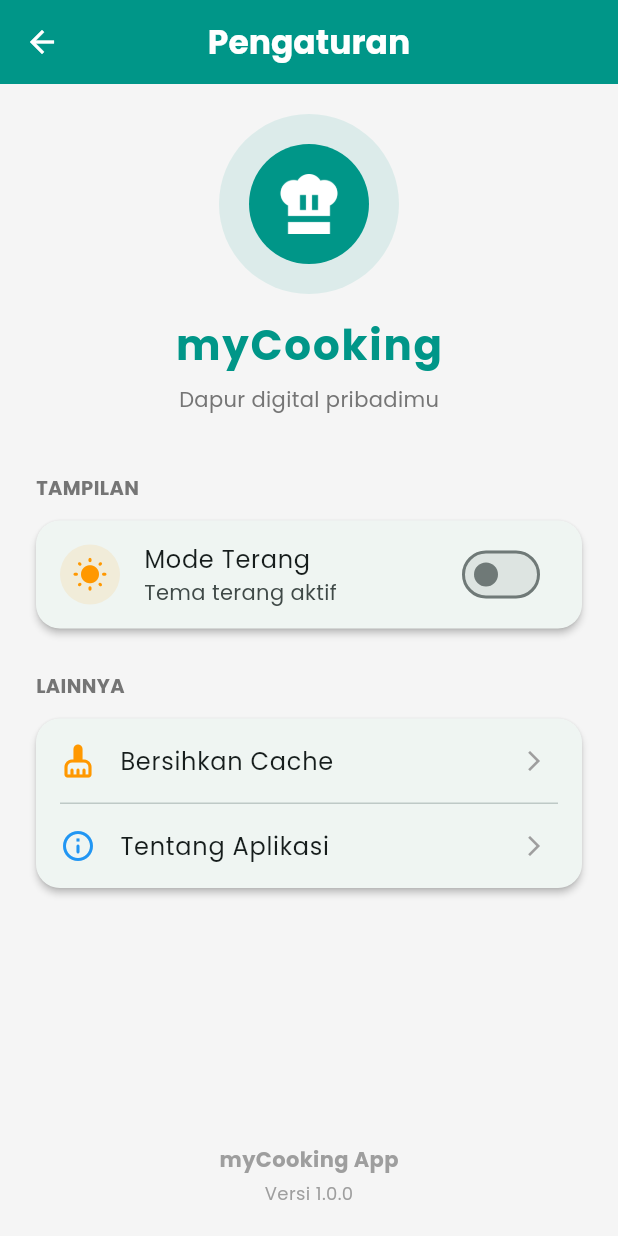
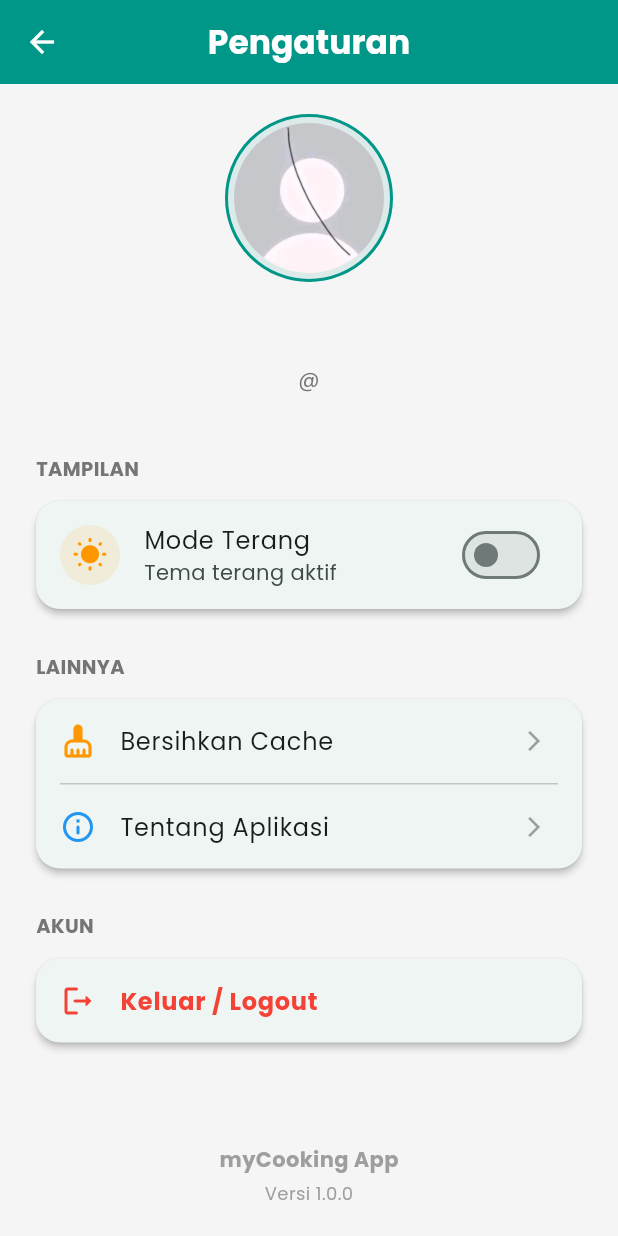
Before and after one commit to kusunoki778/my_Cooking_tubespm, a Flutter app: the SettingsScreen screen opened by its route, on a phone screen of 412 x 824 dp. Run offline on Flutter 3.47's test engine with Material 3 defaults, Android fonts, the phone set to English and light mode, and no system bars; our stand-ins replace dio, google_fonts, image_picker, shared_preferences, shimmer; accounts and stored records are empty; network calls fail.

Commit message:
Optimilisasi Aplikasi myCooking - done

```diff
--- a/lib/main.dart
+++ b/lib/main.dart
@@ -6,14 +6,21 @@ import 'package:my_resep/providers/theme_provider.dart';
 import 'package:my_resep/services/api_service.dart';
 import 'package:my_resep/screens/home_screen.dart';
 import 'package:my_resep/screens/settings_screen.dart';
+import 'package:my_resep/screens/login_screen.dart';
+import 'package:my_resep/utils/shared_prefs.dart';
 
 void main() async {
   WidgetsFlutterBinding.ensureInitialized();
-  runApp(const MyApp());
+
+  final bool isLoggedIn = await Prefs.isLoggedIn();
+
+  runApp(MyApp(isLoggedIn: isLoggedIn));
 }
 
 class MyApp extends StatelessWidget {
-  const MyApp({super.key});
+  final bool isLoggedIn;
+
+  const MyApp({super.key, required this.isLoggedIn});
 
   @override
   Widget build(BuildContext context) {
@@ -25,7 +32,6 @@ class MyApp extends StatelessWidget {
             api: Provider.of<ApiService>(context, listen: false),
           ),
         ),
-
         ChangeNotifierProvider(create: (_) => ThemeProvider()),
       ],
       child: Consumer<ThemeProvider>(
@@ -35,7 +41,6 @@ class MyApp extends StatelessWidget {
             debugShowCheckedModeBanner: false,
 
             themeMode: themeProv.isDark ? ThemeMode.dark : ThemeMode.light,
-
             theme: ThemeData(
               brightness: Brightness.light,
               useMaterial3: true,
@@ -50,7 +55,6 @@ class MyApp extends StatelessWidget {
                 foregroundColor: Colors.white,
               ),
             ),
-
             darkTheme: ThemeData(
               brightness: Brightness.dark,
               useMaterial3: true,
@@ -63,8 +67,11 @@ class MyApp extends StatelessWidget {
               cardColor: const Color(0xFF131316),
             ),
 
-            home: const HomeScreen(),
+            home: isLoggedIn ? const HomeScreen() : const LoginScreen(),
+
             routes: {
+              '/login': (context) => const LoginScreen(),
+              '/home': (context) => const HomeScreen(),
               '/settings': (context) => const SettingsScreen(),
             },
           );
--- a/lib/screens/settings_screen.dart
+++ b/lib/screens/settings_screen.dart
@@ -1,9 +1,39 @@
 import 'package:flutter/material.dart';
 import 'package:provider/provider.dart';
 import 'package:my_resep/providers/theme_provider.dart';
+import 'package:my_resep/utils/shared_prefs.dart';
 
-class SettingsScreen extends StatelessWidget {
+class SettingsScreen extends StatefulWidget {
   const SettingsScreen({super.key});
+
+  @override
+  State<SettingsScreen> createState() => _SettingsScreenState();
+}
+
+class _SettingsScreenState extends State<SettingsScreen> {
+  String _username = "User";
+  String _fullname = "Chef";
+
+  @override
+  void initState() {
+    super.initState();
+    _loadProfile();
+  }
+
+  void _loadProfile() async {
+    final session = await Prefs.getUserSession();
+    setState(() {
+      _username = session['username'] ?? "User";
+      _fullname = session['fullname'] ?? "Chef";
+    });
+  }
+
+  Widget _buildProfileImage() {
+    return Image.asset(
+      'assets/icon/default_profile.jpeg',
+      fit: BoxFit.cover,
+    );
+  }
 
   void _clearCache(BuildContext context) {
     PaintingBinding.instance.imageCache.clear();
@@ -15,6 +45,33 @@ class SettingsScreen extends StatelessWidget {
         duration: Duration(seconds: 2),
       ),
     );
+  }
+
+  void _logout(BuildContext context) async {
+    final confirm = await showDialog<bool>(
+      context: context,
+      builder: (ctx) => AlertDialog(
+        shape: RoundedRectangleBorder(borderRadius: BorderRadius.circular(16)),
+        title: const Text('Konfirmasi Logout'),
+        content: const Text('Apakah Anda yakin ingin keluar dari aplikasi?'),
+        actions: [
+          TextButton(
+            onPressed: () => Navigator.pop(ctx, false),
+            child: const Text('Batal', style: TextStyle(color: Colors.grey)),
+          ),
+          ElevatedButton(
+            onPressed: () => Navigator.pop(ctx, true),
+            style: ElevatedButton.styleFrom(backgroundColor: Colors.red),
+            child: const Text('Logout', style: TextStyle(color: Colors.white)),
+          ),
+        ],
+      ),
+    );
+
+    if (confirm == true && mounted) {
+      await Prefs.clearSession();
+      Navigator.pushNamedAndRemoveUntil(context, '/login', (route) => false);
+    }
   }
 
   void _showInfo(BuildContext context) {
@@ -41,11 +98,7 @@ class SettingsScreen extends StatelessWidget {
                   width: 50,
                   height: 50,
                   fit: BoxFit.cover,
-                  errorBuilder: (context, error, stackTrace) => const Icon(
-                    Icons.restaurant,
-                    color: Colors.teal,
-                    size: 40
-                  ),
+                  errorBuilder: (context, error, stackTrace) => const Icon(Icons.restaurant, color: Colors.teal, size: 40),
                 ),
               ),
             ),
@@ -63,9 +116,7 @@ class SettingsScreen extends StatelessWidget {
         actions: [
           TextButton(
             onPressed: () => Navigator.pop(ctx),
-            style: TextButton.styleFrom(
-              padding: const EdgeInsets.symmetric(horizontal: 30, vertical: 10),
-            ),
+            style: TextButton.styleFrom(padding: const EdgeInsets.symmetric(horizontal: 30, vertical: 10)),
             child: const Text("Tutup", style: TextStyle(color: Colors.teal, fontWeight: FontWeight.bold)),
           ),
         ],
@@ -96,36 +147,31 @@ class SettingsScreen extends StatelessWidget {
                   child: Column(
                     children: [
                       Container(
-                        padding: const EdgeInsets.all(20),
+                        padding: const EdgeInsets.all(4),
                         decoration: BoxDecoration(
                           color: Colors.teal.withOpacity(0.1),
                           shape: BoxShape.circle,
+                          border: Border.all(color: Colors.teal, width: 2),
                         ),
                         child: ClipOval(
-                          child: Image.asset(
-                            'assets/icon/icon.png',
-                            width: 80,
-                            height: 80,
-                            fit: BoxFit.cover,
-                            errorBuilder: (context, error, stackTrace) => const Icon(
-                              Icons.restaurant,
-                              size: 70,
-                              color: Colors.teal
-                            ),
+                          child: SizedBox(
+                            width: 100,
+                            height: 100,
+                            child: _buildProfileImage(),
                           ),
                         ),
                       ),
                       const SizedBox(height: 16),
                       Text(
-                        'myCooking',
+                        _fullname.isNotEmpty ? _fullname : _username,
                         style: Theme.of(context).textTheme.headlineMedium?.copyWith(
                           fontWeight: FontWeight.bold,
                           color: Colors.teal,
-                          letterSpacing: 1.2,
+                          fontSize: 24,
                         ),
                       ),
                       const SizedBox(height: 8),
-                      Text('Dapur digital pribadimu', style: TextStyle(color: Colors.grey[600])),
+                      Text('@$_username', style: TextStyle(color: Colors.grey[600])),
                     ],
                   ),
                 ),
@@ -199,23 +245,45 @@ class SettingsScreen extends StatelessWidget {
                     ],
                   ),
                 ),
+
+                const SizedBox(height: 25),
+
+                Padding(
+                  padding: const EdgeInsets.symmetric(horizontal: 20),
+                  child: Column(
+                    crossAxisAlignment: CrossAxisAlignment.start,
+                    children: [
+                      Padding(
+                        padding: const EdgeInsets.only(left: 4, bottom: 8),
+                        child: Text('AKUN', style: headerStyle),
+                      ),
+                      Card(
+                        elevation: 2,
+                        shape: RoundedRectangleBorder(borderRadius: BorderRadius.circular(16)),
+                        child: ListTile(
+                          leading: const Icon(Icons.logout_rounded, color: Colors.red),
+                          title: const Text(
+                            'Keluar / Logout',
+                            style: TextStyle(color: Colors.red, fontWeight: FontWeight.bold)
+                          ),
+                          onTap: () => _logout(context),
+                        ),
+                      ),
+                    ],
+                  ),
+                ),
               ],
             ),
           ),
+
           SafeArea(
             child: Padding(
               padding: const EdgeInsets.only(bottom: 20, top: 10),
               child: Column(
                 children: [
-                  const Text(
-                    'myCooking App',
-                    style: TextStyle(fontWeight: FontWeight.bold, color: Colors.grey),
-                  ),
+                  const Text('myCooking App', style: TextStyle(fontWeight: FontWeight.bold, color: Colors.grey)),
                   const SizedBox(height: 4),
-                  Text(
-                    'Versi 1.0.0',
-                    style: TextStyle(color: Colors.grey[500], fontSize: 12),
-                  ),
+                  Text('Versi 1.0.0', style: TextStyle(color: Colors.grey[500], fontSize: 12)),
                 ],
               ),
             ),
--- a/lib/utils/shared_prefs.dart
+++ b/lib/utils/shared_prefs.dart
@@ -4,6 +4,12 @@ class Prefs {
   static const _keyThemeDark = 'isDarkTheme';
   static const _keyLastViewed = 'lastViewedRecipeId';
   static const _keyFavorites = 'favoriteRecipeIds';
+
+  static const _keyIsLogin = 'isLoggedIn';
+  static const _keyUserId = 'userId';
+  static const _keyUsername = 'username';
+  static const _keyFullname = 'fullname';
+  static const _keyAvatar = 'avatar';
 
   static Future<bool> isDarkTheme() async {
     final sp = await SharedPreferences.getInstance();
@@ -34,4 +40,37 @@ class Prefs {
     final sp = await SharedPreferences.getInstance();
     await sp.setStringList(_keyFavorites, ids);
   }
+
+  static Future<bool> isLoggedIn() async {
+    final sp = await SharedPreferences.getInstance();
+    return sp.getBool(_keyIsLogin) ?? false;
+  }
+
+  static Future<Map<String, String>> getUserSession() async {
+    final sp = await SharedPreferences.getInstance();
+    return {
+      'id': sp.getString(_keyUserId) ?? '',
+      'username': sp.getString(_keyUsername) ?? 'Guest',
+      'fullname': sp.getString(_keyFullname) ?? 'Pengguna',
+      'avatar': sp.getString(_keyAvatar) ?? '',
+    };
+  }
+
+  static Future<void> saveUserSession(String id, String username, String fullname, String avatar) async {
+    final sp = await SharedPreferences.getInstance();
+    await sp.setBool(_keyIsLogin, true);
+    await sp.setString(_keyUserId, id);
+    await sp.setString(_keyUsername, username);
+    await sp.setString(_keyFullname, fullname);
+    await sp.setString(_keyAvatar, avatar);
+  }
+
+  static Future<void> clearSession() async {
+    final sp = await SharedPreferences.getInstance();
+    await sp.remove(_keyIsLogin);
+    await sp.remove(_keyUserId);
+    await sp.remove(_keyUsername);
+    await sp.remove(_keyFullname);
+    await sp.remove(_keyAvatar);
+  }
 }
```
Also changed, not shown: lib/screens/detail_screen.dart (+18 -1 lines), lib/screens/form_screen.dart (+7 -2 lines), lib/screens/login_screen.dart (added, +205 -0 lines), lib/services/auth_service.dart (added, +64 -0 lines), assets/icon/default_profile.jpeg (added).
